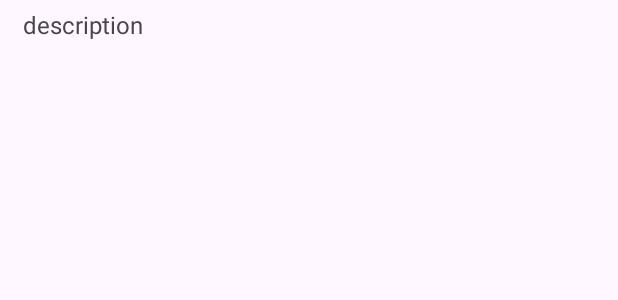
After one commit to evanshaped/FavoriteProfessorApp, an Android app: the layout activity_custom_list.xml on its own in the app's theme, with its tools: preview values and no code run, on a phone screen of 412 x 824 dp. The commit adds this screen. Shown: the top 300 px of the screen. Run offline under Robolectric (Android 15) with nearby library versions, the light colour scheme and no system bars.

Commit message:
add working custom view

```diff
--- /dev/null
+++ b/app/src/main/res/layout/activity_custom_list.xml
@@ -0,0 +1,27 @@
+<?xml version="1.0" encoding="utf-8"?>
+<LinearLayout xmlns:android="http://schemas.android.com/apk/res/android"
+    android:layout_width="match_parent"
+    android:layout_height="match_parent">
+
+    <ImageView
+        android:layout_width="wrap_content"
+        android:layout_height="wrap_content"
+        android:id="@+id/list_icon"/>
+
+    <LinearLayout
+        android:layout_width="match_parent"
+        android:layout_height="match_parent">
+
+    <TextView
+        android:layout_width="match_parent"
+        android:layout_height="match_parent"
+        android:text="description"
+        android:id="@+id/list_description"
+        android:layout_marginLeft="15dp"
+        android:layout_marginRight="15dp"
+        android:layout_marginTop="5dp"
+        android:textSize="16sp"/>
+
+    </LinearLayout>
+
+</LinearLayout>
--- a/app/src/main/res/layout/activity_reviews.xml
+++ b/app/src/main/res/layout/activity_reviews.xml
@@ -27,6 +27,7 @@
         android:layout_marginTop="75dp"
         android:background="@color/blue"
         />
+
     <ListView
         android:layout_width="wrap_content"
         android:layout_height="wrap_content"
@@ -48,5 +49,4 @@
         android:onClick="processReview"
         />
     <include layout="@layout/activity_nav_bar"/>
-    />
 </RelativeLayout>
```
Also changed, not shown: app/src/main/java/com/example/favoriteprofessorapp/CustomListAdapter.kt (added, +25 -0 lines), app/src/main/java/com/example/favoriteprofessorapp/ReviewActivity.kt (+10 -2 lines).
